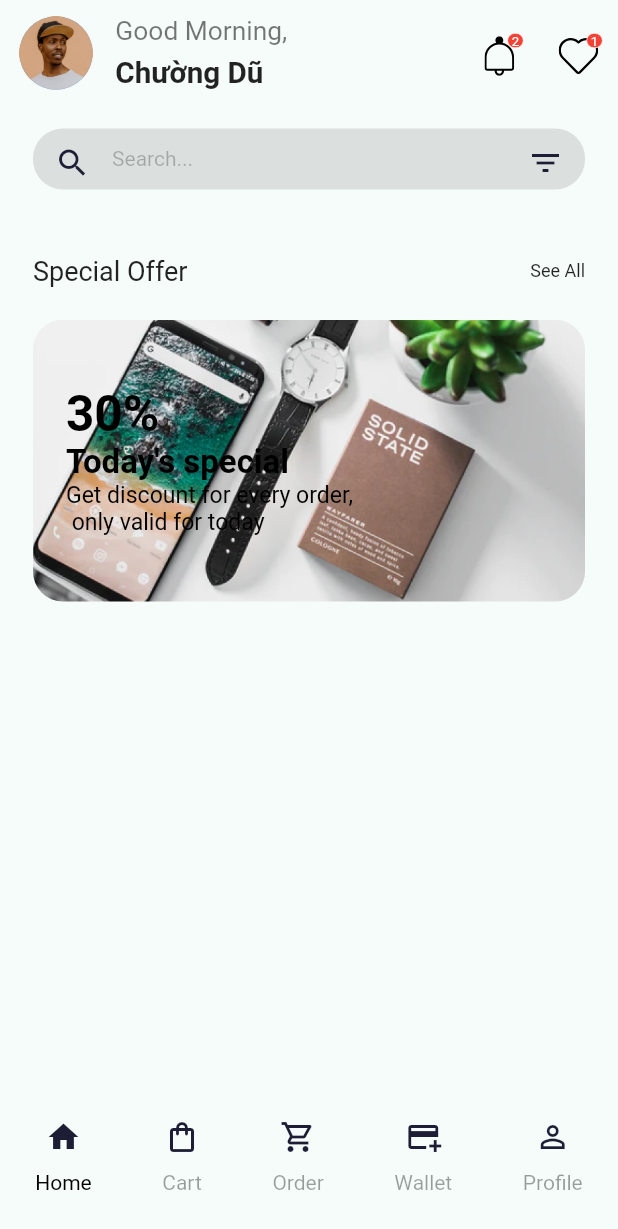
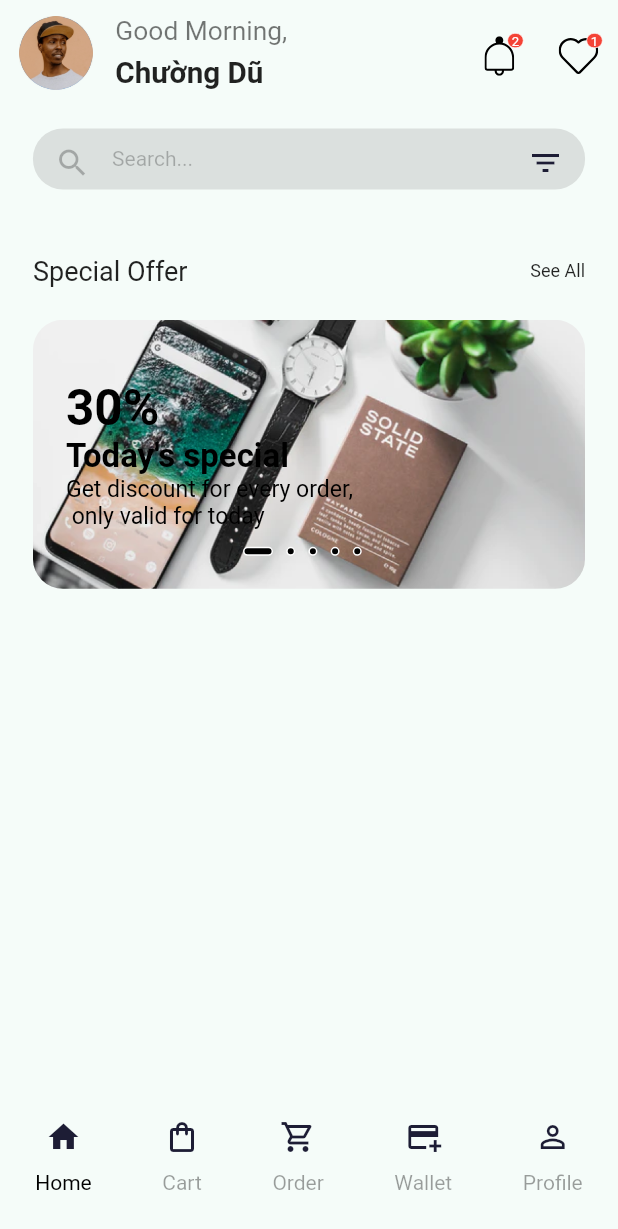
Before and after one commit to vuxnguyxn/e-commerce-app, a Flutter app: the screen it shows after launch, on a phone screen of 412 x 824 dp. Shown: the top 1229 px of the screen. Run offline on Flutter 3.47's test engine with Material 2 defaults, Android fonts, the phone set to English and light mode, and no system bars; our stand-ins replace flutter_svg.

Commit message:
feat: banner special home page

```diff
--- a/lib/components/item_bar.dart
+++ b/lib/components/item_bar.dart
@@ -1,7 +1,6 @@
 import 'package:e_commerce_app/constants.dart';
 import 'package:e_commerce_app/size_config.dart';
 import 'package:flutter/material.dart';
-import 'package:flutter_svg/flutter_svg.dart';
 
 class ItemBar extends StatelessWidget {
   const ItemBar({
--- /dev/null
+++ b/lib/screens/homes/components/banner_special_offer.dart
@@ -0,0 +1,65 @@
+import 'package:e_commerce_app/size_config.dart';
+import 'package:flutter/material.dart';
+
+import '../../../constants.dart';
+
+class BannerSpecialOffer extends StatelessWidget {
+  const BannerSpecialOffer({
+    Key? key,
+  }) : super(key: key);
+
+  @override
+  Widget build(BuildContext context) {
+    return AspectRatio(
+      aspectRatio: 16 / 9,
+      child: Container(
+        width: double.infinity,
+        margin: EdgeInsets.all(getProportionateScreenWidth(kDefaultPadding)),
+        decoration: BoxDecoration(
+          image: const DecorationImage(
+              image: AssetImage('assets/images/image_banner.png'),
+              fit: BoxFit.cover),
+          borderRadius: BorderRadius.circular(kDefaultPadding),
+        ),
+        child: Stack(children: [
+          Container(
+            alignment: Alignment.centerLeft,
+            padding: EdgeInsets.symmetric(
+                horizontal: getProportionateScreenWidth(kDefaultPadding)),
+            child: Text.rich(
+              TextSpan(
+                style: const TextStyle(color: Colors.black),
+                children: [
+                  TextSpan(
+                    text: '30%\n',
+                    style: TextStyle(
+                      fontSize:
+                          getProportionateScreenWidth(kDefaultPadding * 1.5),
+                      fontWeight: FontWeight.bold,
+                    ),
+                  ),
+                  TextSpan(
+                    text: "Today's special\n",
+                    style: TextStyle(
+                      fontSize:
+                          getProportionateScreenWidth(kDefaultPadding * 1),
+                      fontWeight: FontWeight.bold,
+                    ),
+                  ),
+                  TextSpan(
+                    text:
+                        'Get discount for every order,\n only valid for today',
+                    style: TextStyle(
+                      fontSize:
+                          getProportionateScreenWidth(kDefaultPadding * .7),
+                    ),
+                  ),
+                ],
+              ),
+            ),
+          ),
+        ]),
+      ),
+    );
+  }
+}
--- a/lib/screens/homes/components/home_page.dart
+++ b/lib/screens/homes/components/home_page.dart
@@ -3,7 +3,10 @@ import 'package:e_commerce_app/size_config.dart';
 import 'package:flutter/material.dart';
 import 'package:flutter/scheduler.dart';
 
+import 'banner_special_offer.dart';
 import 'icon_button_with_counter.dart';
+import 'search_and_filter.dart';
+import 'title_offer_and_see_all.dart';
 
 class HomePage extends StatefulWidget {
   const HomePage({super.key});
@@ -21,6 +24,7 @@ class _HomePageState extends State<HomePage> {
 
   final time = DateTime.now().hour;
   String notifiaction = "";
+  int currentIndex = 0;
 
   bool lightMode =
       SchedulerBinding.instance.window.platformBrightness == Brightness.light;
@@ -44,113 +48,59 @@ class _HomePageState extends State<HomePage> {
         child: Column(
           children: [
             headerHomePage(),
-            Container(
-              margin:
-                  EdgeInsets.all(getProportionateScreenWidth(kDefaultPadding)),
-              width: double.infinity,
-              height: getProportionateScreenHeight(kDefaultPadding * 2),
-              decoration: BoxDecoration(
-                color: Colors.grey.withOpacity(.3),
-                borderRadius: BorderRadius.circular(kDefaultPadding),
+            const SearchAndFilter(),
+            TitleOfferAndSeeAll(
+              title: "Special Offer",
+              press: () {},
             ),
-              child: Row(
-                children: [
-                  Container(
-                      padding: EdgeInsets.all(
-                          getProportionateScreenWidth(kDefaultPadding * .5)),
-                      width: getProportionateScreenWidth(48),
-                      height: getProportionateScreenHeight(48),
-                      child: const Icon(Icons.search)),
-                  const Text(
-                    "Search...",
-                    style: TextStyle(color: Colors.black26),
-                  ),
-                  const Spacer(),
-                  Container(
-                      padding: EdgeInsets.all(
-                          getProportionateScreenWidth(kDefaultPadding * .5)),
-                      width: getProportionateScreenWidth(48),
-                      height: getProportionateScreenHeight(48),
-                      child: const Icon(Icons.filter_list)),
+            bannerOfferAndDot(),
           ],
         ),
       ),
+    );
+  }
+
+  SizedBox bannerOfferAndDot() {
+    return SizedBox(
+      width: double.infinity,
+      height: getProportionateScreenHeight(220),
+      child: Stack(
+        children: [
+          PageView.builder(
+            onPageChanged: (value) {
+              setState(() {
+                currentIndex = value;
+              });
+            },
+            scrollDirection: Axis.horizontal,
+            itemBuilder: (context, index) => const BannerSpecialOffer(),
+            itemCount: 5,
+          ),
           Container(
+            alignment: Alignment.bottomCenter,
             padding: EdgeInsets.only(
-                left: getProportionateScreenWidth(kDefaultPadding),
-                top: getProportionateScreenWidth(kDefaultPadding),
-                right: getProportionateScreenWidth(kDefaultPadding),
-              ),
+                bottom: getProportionateScreenWidth(kDefaultPadding * 2)),
             child: Row(
-                mainAxisAlignment: MainAxisAlignment.spaceBetween,
-                crossAxisAlignment: CrossAxisAlignment.center,
-                children: [
-                  const Text(
-                    "Special Offer",
-                    style: TextStyle(fontSize: 18),
-                  ),
-                  InkWell(
-                    onTap: () {},
-                    child: const Text(
-                      "See All",
-                      style: TextStyle(fontSize: 12),
-                    ),
-                  ),
-                ],
-              ),
-            ),
-            AspectRatio(
-              aspectRatio: 16 / 9,
-              child: Container(
-                width: double.infinity,
-                margin: EdgeInsets.all(
-                    getProportionateScreenWidth(kDefaultPadding)),
+              mainAxisAlignment: MainAxisAlignment.center,
+              children: List.generate(
+                5,
+                (index) => AnimatedContainer(
+                  margin:
+                      EdgeInsets.only(right: getProportionateScreenWidth(8)),
+                  duration: const Duration(seconds: 1),
+                  height: 6,
+                  width: currentIndex == index ? 20 : 6,
+                  alignment: Alignment.bottomCenter,
                   decoration: BoxDecoration(
-                  image: const DecorationImage(
-                      image: AssetImage('assets/images/image_banner.png'),
-                      fit: BoxFit.cover),
-                  borderRadius: BorderRadius.circular(kDefaultPadding),
-                ),
-                child: Container(
-                  alignment: Alignment.centerLeft,
-                  padding: EdgeInsets.symmetric(
-                      horizontal: getProportionateScreenWidth(kDefaultPadding)),
-                  child: Text.rich(
-                    TextSpan(
-                      style: const TextStyle(color: Colors.black),
-                      children: [
-                        TextSpan(
-                          text: '30%\n',
-                          style: TextStyle(
-                            fontSize: getProportionateScreenWidth(
-                                kDefaultPadding * 1.5),
-                            fontWeight: FontWeight.bold,
-                          ),
-                        ),
-                        TextSpan(
-                          text: "Today's special\n",
-                          style: TextStyle(
-                            fontSize: getProportionateScreenWidth(
-                                kDefaultPadding * 1),
-                            fontWeight: FontWeight.bold,
-                          ),
-                        ),
-                        TextSpan(
-                          text:
-                              'Get discount for every order,\n only valid for today',
-                          style: TextStyle(
-                            fontSize: getProportionateScreenWidth(
-                                kDefaultPadding * .7),
-                          ),
-                        ),
-                      ],
+                    color: Colors.black,
+                    borderRadius: BorderRadius.circular(12),
+                    border: Border.all(color: Colors.white, width: 1),
                   ),
                 ),
               ),
             ),
           ),
         ],
-        ),
       ),
     );
   }
--- /dev/null
+++ b/lib/screens/homes/components/search_and_filter.dart
@@ -0,0 +1,47 @@
+import 'package:flutter/material.dart';
+
+import '../../../constants.dart';
+import '../../../size_config.dart';
+
+class SearchAndFilter extends StatelessWidget {
+  const SearchAndFilter({
+    Key? key,
+  }) : super(key: key);
+
+  @override
+  Widget build(BuildContext context) {
+    return Container(
+      margin: EdgeInsets.all(getProportionateScreenWidth(kDefaultPadding)),
+      width: double.infinity,
+      height: getProportionateScreenHeight(kDefaultPadding * 2),
+      decoration: BoxDecoration(
+        color: Colors.grey.withOpacity(.3),
+        borderRadius: BorderRadius.circular(kDefaultPadding),
+      ),
+      child: Row(
+        children: [
+          Container(
+              padding: EdgeInsets.all(
+                  getProportionateScreenWidth(kDefaultPadding * .5)),
+              width: getProportionateScreenWidth(48),
+              height: getProportionateScreenHeight(48),
+              child: const Icon(
+                Icons.search,
+                color: Colors.black26,
+              )),
+          const Text(
+            "Search...",
+            style: TextStyle(color: Colors.black26),
+          ),
+          const Spacer(),
+          Container(
+              padding: EdgeInsets.all(
+                  getProportionateScreenWidth(kDefaultPadding * .5)),
+              width: getProportionateScreenWidth(48),
+              height: getProportionateScreenHeight(48),
+              child: const Icon(Icons.filter_list)),
+        ],
+      ),
+    );
+  }
+}
--- /dev/null
+++ b/lib/screens/homes/components/title_offer_and_see_all.dart
@@ -0,0 +1,44 @@
+import 'package:flutter/material.dart';
+
+import '../../../constants.dart';
+import '../../../size_config.dart';
+
+class TitleOfferAndSeeAll extends StatelessWidget {
+  const TitleOfferAndSeeAll({
+    required this.title,
+    required this.press,
+    Key? key,
+  }) : super(key: key);
+
+  // ignore: prefer_typing_uninitialized_variables
+  final title;
+  final VoidCallback press;
+
+  @override
+  Widget build(BuildContext context) {
+    return Container(
+      padding: EdgeInsets.only(
+        left: getProportionateScreenWidth(kDefaultPadding),
+        top: getProportionateScreenWidth(kDefaultPadding),
+        right: getProportionateScreenWidth(kDefaultPadding),
+      ),
+      child: Row(
+        mainAxisAlignment: MainAxisAlignment.spaceBetween,
+        crossAxisAlignment: CrossAxisAlignment.center,
+        children: [
+          Text(
+            title,
+            style: const TextStyle(fontSize: 18),
+          ),
+          InkWell(
+            onTap: press,
+            child: const Text(
+              "See All",
+              style: TextStyle(fontSize: 12),
+            ),
+          ),
+        ],
+      ),
+    );
+  }
+}
```
Lines whose indentation alone changed are shown as unchanged.
